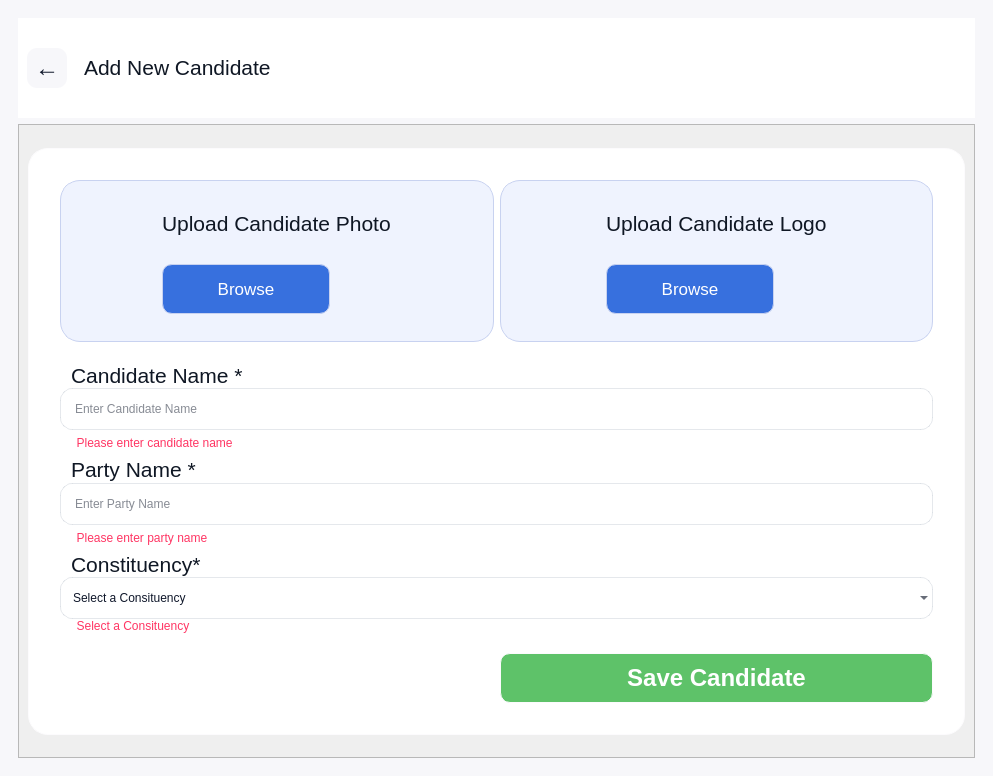
Above: software/main.ui from SazidAhmedEkram/smart-evm before the change. Below: the same form after it.
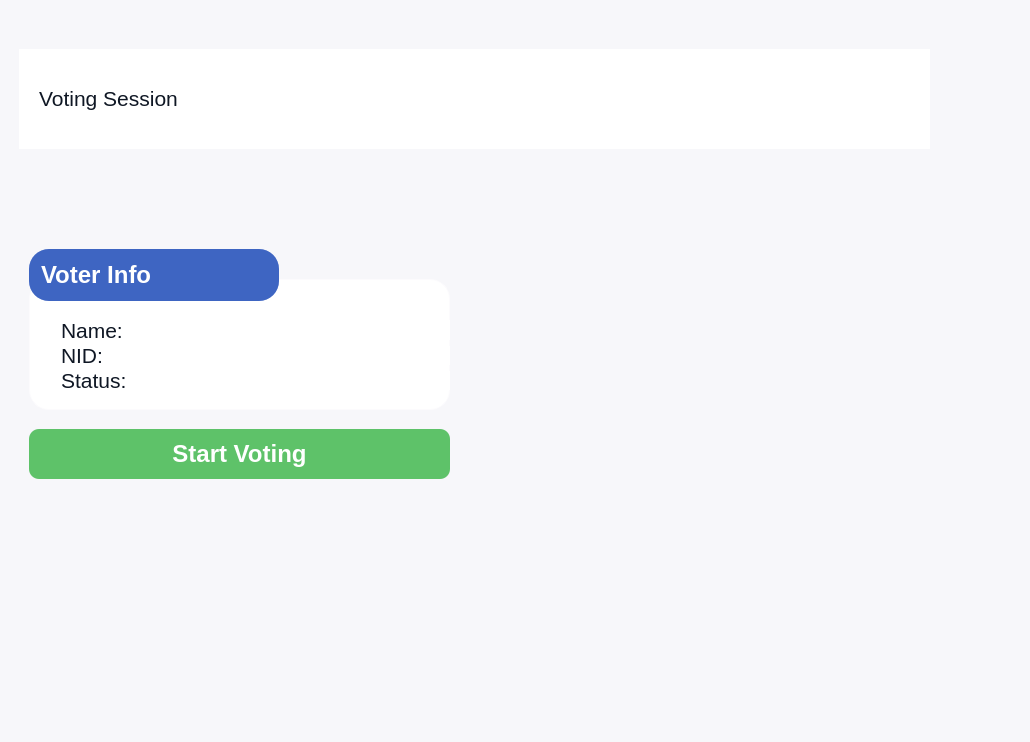
That is the form after the change. The open tabs and pages were chosen to show the change. Icons and pictures are not drawn.

Commit message: Update the voting logic

What changed in the file:
```diff
--- a/software/main.ui
+++ b/software/main.ui
@@ -6,8 +6,8 @@
    <rect>
     <x>0</x>
     <y>0</y>
-    <width>993</width>
-    <height>776</height>
+    <width>1030</width>
+    <height>742</height>
    </rect>
   </property>
   <property name="sizePolicy">
@@ -3950,9 +3950,9 @@
            <property name="geometry">
             <rect>
              <x>0</x>
-             <y>7</y>
-             <width>945</width>
-             <height>605</height>
+             <y>0</y>
+             <width>972</width>
+             <height>597</height>
             </rect>
            </property>
            <property name="sizePolicy">
@@ -4553,6 +4553,489 @@
         </item>
        </layout>
       </widget>
+      <widget class="QWidget" name="page6">
+       <layout class="QGridLayout" name="gridLayout_9">
+        <item row="0" column="0">
+         <widget class="QFrame" name="topBar4_2">
+          <property name="sizePolicy">
+           <sizepolicy hsizetype="Preferred" vsizetype="Preferred">
+            <horstretch>0</horstretch>
+            <verstretch>0</verstretch>
+           </sizepolicy>
+          </property>
+          <property name="minimumSize">
+           <size>
+            <width>0</width>
+            <height>100</height>
+           </size>
+          </property>
+          <property name="styleSheet">
+           <string notr="true">background-color: rgb(255, 255, 255);
+</string>
+          </property>
+          <layout class="QGridLayout" name="gridLayout_22">
+           <item row="0" column="0" alignment="Qt::AlignmentFlag::AlignVCenter">
+            <widget class="QPushButton" name="backBtn6">
+             <property name="sizePolicy">
+              <sizepolicy hsizetype="Expanding" vsizetype="Expanding">
+               <horstretch>0</horstretch>
+               <verstretch>0</verstretch>
+              </sizepolicy>
+             </property>
+             <property name="minimumSize">
+              <size>
+               <width>40</width>
+               <height>40</height>
+              </size>
+             </property>
+             <property name="maximumSize">
+              <size>
+               <width>40</width>
+               <height>40</height>
+              </size>
+             </property>
+             <property name="font">
+              <font>
+               <family>Segoe UI</family>
+               <pointsize>18</pointsize>
+               <bold>false</bold>
+              </font>
+             </property>
+             <property name="styleSheet">
+              <string notr="true">QPushButton {
+border-radius: 10px;
+  background: rgb(247, 247, 250);;
+}
+
+QPushButton:hover {
+   background: rgba(0,0,0,0.04);
+}
+
+QPushButton:pressed {
+    background: rgb(222, 226, 236)
+}
+</string>
+             </property>
+             <property name="text">
+              <string>←</string>
+             </property>
+            </widget>
+           </item>
+           <item row="0" column="1" alignment="Qt::AlignmentFlag::AlignVCenter">
+            <widget class="QLabel" name="label_53">
+             <property name="font">
+              <font>
+               <family>Segoe UI</family>
+               <pointsize>16</pointsize>
+              </font>
+             </property>
+             <property name="styleSheet">
+              <string notr="true">color: #0f1724; /* dark slate */
+  padding-left: 6px;</string>
+             </property>
+             <property name="text">
+              <string>Voting Session</string>
+             </property>
+            </widget>
+           </item>
+          </layout>
+         </widget>
+        </item>
+        <item row="1" column="0">
+         <widget class="QWidget" name="backCard4_2" native="true">
+          <property name="sizePolicy">
+           <sizepolicy hsizetype="Expanding" vsizetype="Preferred">
+            <horstretch>1</horstretch>
+            <verstretch>1</verstretch>
+           </sizepolicy>
+          </property>
+          <property name="minimumSize">
+           <size>
+            <width>0</width>
+            <height>0</height>
+           </size>
+          </property>
+          <property name="maximumSize">
+           <size>
+            <width>16777215</width>
+            <height>16777215</height>
+           </size>
+          </property>
+          <property name="styleSheet">
+           <string notr="true">background-color: rgb(255, 255, 255);
+border-radius: 20px;
+border: 1px solid rgb(252, 251, 253);</string>
+          </property>
+          <layout class="QGridLayout" name="gridLayout_24" rowstretch="0,0,0,0,0">
+           <property name="leftMargin">
+            <number>32</number>
+           </property>
+           <property name="topMargin">
+            <number>32</number>
+           </property>
+           <property name="rightMargin">
+            <number>32</number>
+           </property>
+           <property name="bottomMargin">
+            <number>32</number>
+           </property>
+           <property name="horizontalSpacing">
+            <number>-1</number>
+           </property>
+           <property name="verticalSpacing">
+            <number>0</number>
+           </property>
+           <item row="0" column="0">
+            <widget class="QWidget" name="backcard_14" native="true">
+             <property name="sizePolicy">
+              <sizepolicy hsizetype="Expanding" vsizetype="Minimum">
+               <horstretch>1</horstretch>
+               <verstretch>1</verstretch>
+              </sizepolicy>
+             </property>
+             <property name="minimumSize">
+              <size>
+               <width>0</width>
+               <height>155</height>
+              </size>
+             </property>
+             <property name="maximumSize">
+              <size>
+               <width>16777215</width>
+               <height>162</height>
+              </size>
+             </property>
+             <property name="styleSheet">
+              <string notr="true">background-color: rgb(239, 243, 254);
+border-radius: 20px;
+border: 1px solid rgb(200, 210, 240);
+</string>
+             </property>
+             <layout class="QGridLayout" name="gridLayout_25">
+              <item row="0" column="0">
+               <widget class="QPushButton" name="faceScan6">
+                <property name="sizePolicy">
+                 <sizepolicy hsizetype="Preferred" vsizetype="Preferred">
+                  <horstretch>0</horstretch>
+                  <verstretch>0</verstretch>
+                 </sizepolicy>
+                </property>
+                <property name="minimumSize">
+                 <size>
+                  <width>0</width>
+                  <height>50</height>
+                 </size>
+                </property>
+                <property name="maximumSize">
+                 <size>
+                  <width>168</width>
+                  <height>50</height>
+                 </size>
+                </property>
+                <property name="font">
+                 <font>
+                  <family>Segoe UI</family>
+                  <pointsize>-1</pointsize>
+                  <italic>false</italic>
+                  <bold>false</bold>
+                 </font>
+                </property>
+                <property name="styleSheet">
+                 <string notr="true">QPushButton {
+border-radius: 10px;
+  background: rgb(55, 112, 222);
+color: White;
+font: 17px;
+}
+
+QPushButton:hover {
+   background: rgb(50, 100, 188);
+}
+
+QPushButton:pressed {
+    background: rgb(42, 85, 159)
+}
+</string>
+                </property>
+                <property name="text">
+                 <string>Start Face Scan</string>
+                </property>
+               </widget>
+              </item>
+             </layout>
+            </widget>
+           </item>
+          </layout>
+         </widget>
+        </item>
+       </layout>
+      </widget>
+      <widget class="QWidget" name="page7">
+       <widget class="QFrame" name="topBar4_3">
+        <property name="geometry">
+         <rect>
+          <x>10</x>
+          <y>40</y>
+          <width>911</width>
+          <height>100</height>
+         </rect>
+        </property>
+        <property name="sizePolicy">
+         <sizepolicy hsizetype="Preferred" vsizetype="Preferred">
+          <horstretch>0</horstretch>
+          <verstretch>0</verstretch>
+         </sizepolicy>
+        </property>
+        <property name="minimumSize">
+         <size>
+          <width>0</width>
+          <height>100</height>
+         </size>
+        </property>
+        <property name="styleSheet">
+         <string notr="true">background-color: rgb(255, 255, 255);
+</string>
+        </property>
+        <layout class="QGridLayout" name="gridLayout_23">
+         <item row="0" column="0" alignment="Qt::AlignmentFlag::AlignVCenter">
+          <widget class="QLabel" name="label_54">
+           <property name="font">
+            <font>
+             <family>Segoe UI</family>
+             <pointsize>16</pointsize>
+            </font>
+           </property>
+           <property name="styleSheet">
+            <string notr="true">color: #0f1724; /* dark slate */
+  padding-left: 6px;</string>
+           </property>
+           <property name="text">
+            <string>Voting Session</string>
+           </property>
+          </widget>
+         </item>
+        </layout>
+       </widget>
+       <widget class="QWidget" name="backCard4_3" native="true">
+        <property name="geometry">
+         <rect>
+          <x>20</x>
+          <y>270</y>
+          <width>421</width>
+          <height>131</height>
+         </rect>
+        </property>
+        <property name="sizePolicy">
+         <sizepolicy hsizetype="Expanding" vsizetype="Preferred">
+          <horstretch>1</horstretch>
+          <verstretch>1</verstretch>
+         </sizepolicy>
+        </property>
+        <property name="minimumSize">
+         <size>
+          <width>0</width>
+          <height>0</height>
+         </size>
+        </property>
+        <property name="maximumSize">
+         <size>
+          <width>16777215</width>
+          <height>16777215</height>
+         </size>
+        </property>
+        <property name="styleSheet">
+         <string notr="true">background-color: rgb(255, 255, 255);
+border-radius: 20px;
+border: 1px solid rgb(252, 251, 253);</string>
+        </property>
+        <layout class="QVBoxLayout" name="verticalLayout_18">
+         <property name="spacing">
+          <number>-1</number>
+         </property>
+         <property name="leftMargin">
+          <number>32</number>
+         </property>
+         <property name="topMargin">
+          <number>41</number>
+         </property>
+         <property name="bottomMargin">
+          <number>20</number>
+         </property>
+         <item>
+          <widget class="QLabel" name="name7">
+           <property name="font">
+            <font>
+             <family>Segoe UI</family>
+             <pointsize>16</pointsize>
+            </font>
+           </property>
+           <property name="styleSheet">
+            <string notr="true">color: #0f1724; /* dark slate */
+border: transparent;
+
+</string>
+           </property>
+           <property name="text">
+            <string>Name: </string>
+           </property>
+          </widget>
+         </item>
+         <item>
+          <widget class="QLabel" name="nid7">
+           <property name="font">
+            <font>
+             <family>Segoe UI</family>
+             <pointsize>16</pointsize>
+            </font>
+           </property>
+           <property name="styleSheet">
+            <string notr="true">color: #0f1724; /* dark slate */
+border: transparent;
+</string>
+           </property>
+           <property name="text">
+            <string>NID: </string>
+           </property>
+          </widget>
+         </item>
+         <item>
+          <widget class="QLabel" name="status7">
+           <property name="font">
+            <font>
+             <family>Segoe UI</family>
+             <pointsize>16</pointsize>
+            </font>
+           </property>
+           <property name="styleSheet">
+            <string notr="true">color: #0f1724; /* dark slate */
+border: transparent;
+</string>
+           </property>
+           <property name="text">
+            <string>Status: </string>
+           </property>
+          </widget>
+         </item>
+        </layout>
+       </widget>
+       <widget class="QWidget" name="notRegisteredCard_2" native="true">
+        <property name="geometry">
+         <rect>
+          <x>20</x>
+          <y>240</y>
+          <width>250</width>
+          <height>52</height>
+         </rect>
+        </property>
+        <property name="sizePolicy">
+         <sizepolicy hsizetype="Expanding" vsizetype="Preferred">
+          <horstretch>1</horstretch>
+          <verstretch>1</verstretch>
+         </sizepolicy>
+        </property>
+        <property name="minimumSize">
+         <size>
+          <width>0</width>
+          <height>0</height>
+         </size>
+        </property>
+        <property name="maximumSize">
+         <size>
+          <width>250</width>
+          <height>16777215</height>
+         </size>
+        </property>
+        <property name="styleSheet">
+         <string notr="true">background-color: rgb(62, 101, 194);
+border-radius: 20px;
+border: 1px solid rgb(200, 210, 240);
+</string>
+        </property>
+        <layout class="QHBoxLayout" name="horizontalLayout_12">
+         <item>
+          <widget class="QLabel" name="notRegistered_2">
+           <property name="font">
+            <font>
+             <family>Arial</family>
+             <pointsize>18</pointsize>
+             <italic>false</italic>
+             <bold>true</bold>
+            </font>
+           </property>
+           <property name="styleSheet">
+            <string notr="true">color: rgb(255, 255, 255);
+font: 700 18pt &quot;Arial&quot;;
+ padding-left: 6px;
+border: transparent;</string>
+           </property>
+           <property name="text">
+            <string>Voter Info</string>
+           </property>
+          </widget>
+         </item>
+        </layout>
+       </widget>
+       <widget class="QPushButton" name="startVotingBtn7">
+        <property name="geometry">
+         <rect>
+          <x>20</x>
+          <y>420</y>
+          <width>421</width>
+          <height>50</height>
+         </rect>
+        </property>
+        <property name="sizePolicy">
+         <sizepolicy hsizetype="Preferred" vsizetype="Preferred">
+          <horstretch>0</horstretch>
+          <verstretch>0</verstretch>
+         </sizepolicy>
+        </property>
+        <property name="minimumSize">
+         <size>
+          <width>0</width>
+          <height>50</height>
+         </size>
+        </property>
+        <property name="maximumSize">
+         <size>
+          <width>16777215</width>
+          <height>100</height>
+         </size>
+        </property>
+        <property name="font">
+         <font>
+          <family>Segoe UI</family>
+          <pointsize>18</pointsize>
+          <italic>false</italic>
+          <bold>true</bold>
+         </font>
+        </property>
+        <property name="styleSheet">
+         <string notr="true">QPushButton {
+border-radius: 10px;
+  background:rgb(94, 194, 105);
+color: White;
+font: Bold;
+}
+
+QPushButton:hover {
+   background: rgb(76, 162, 84);
+}
+
+QPushButton:pressed {
+    background: rgb(21, 153, 71)
+}
+</string>
+        </property>
+        <property name="text">
+         <string>Start Voting</string>
+        </property>
+       </widget>
+       <zorder>backCard4_3</zorder>
+       <zorder>topBar4_3</zorder>
+       <zorder>notRegisteredCard_2</zorder>
+       <zorder>startVotingBtn7</zorder>
+      </widget>
      </widget>
     </item>
    </layout>
```
Left out of the diff: 16 changed lines with no effect on the pictures. The commit also changes 4 other files.
